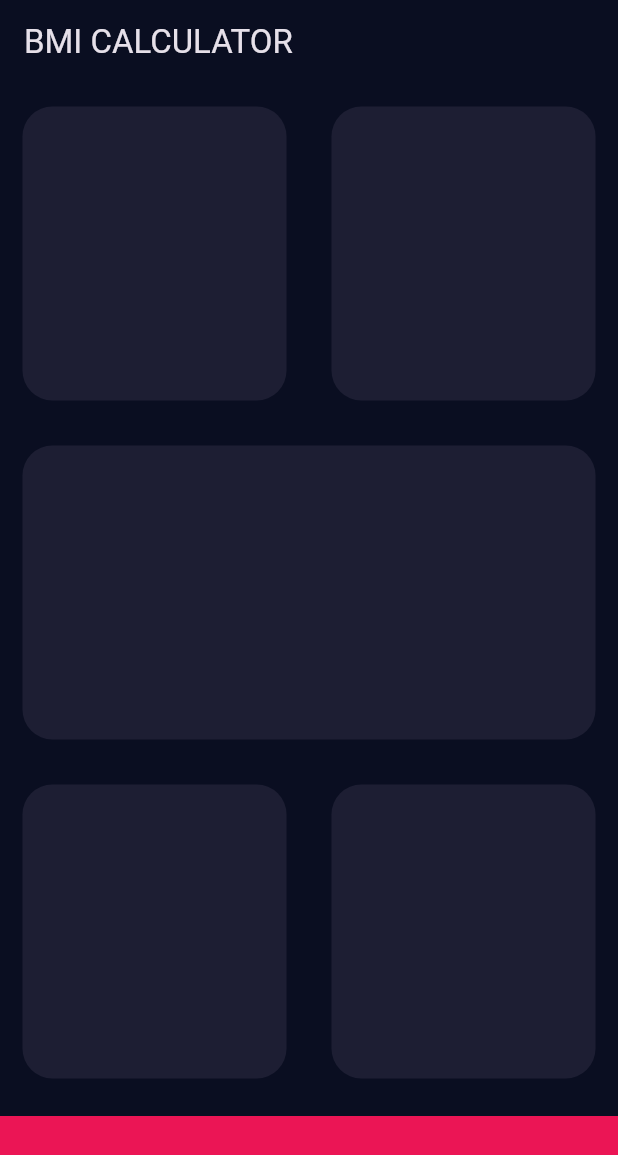
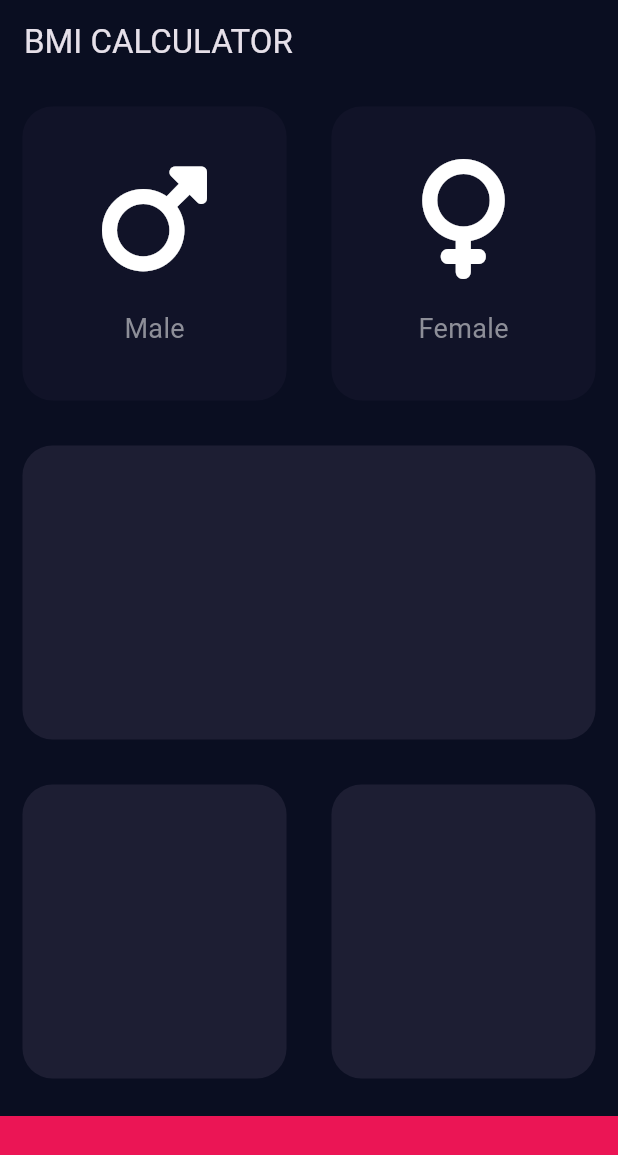
Before and after one commit to Mohamed-Willy/FlutterCourse, a Flutter app: the screen it shows after launch, on a phone screen of 412 x 824 dp. Shown: the top 1155 px of the screen. Run offline on Flutter 3.47's test engine with Material 3 defaults, Android fonts, the phone set to English and light mode, and no system bars; our stand-ins replace audioplayers, font_awesome_flutter; project files that could hold a hidden picture were left out.

Commit message:
Until P12V8

```diff
--- a/bmi_calculator/lib/InputPage.dart
+++ /dev/null
@@ -1,47 +0,0 @@
-import 'CustomCard.dart';
-import 'package:flutter/material.dart';
-
-class InputPage extends StatefulWidget {
-  const InputPage({super.key, required this.title});
-  final String title;
-  @override
-  State<InputPage> createState() => _InputPageState();
-}
-
-class _InputPageState extends State<InputPage> {
-  @override
-  Widget build(BuildContext context) {
-    return Scaffold(
-      appBar: AppBar(
-        title: const Text("BMI CALCULATOR"),
-      ),
-      body: Column(
-        children: [
-          const Expanded(
-            child: Row(
-              children: [
-                CustomCard(),
-                CustomCard(),
-              ],
-            ),
-          ),
-          const CustomCard(),
-          const Expanded(
-            child: Row(
-              children: [
-                CustomCard(),
-                CustomCard(),
-              ],
-            ),
-          ),
-          Container(
-            color: const Color(0xFFeb1555),
-            margin: const EdgeInsets.only(top: 10),
-            width: double.infinity,
-            height: 80.0,
-          )
-        ],
-      ),
-    );
-  }
-}
--- a/bmi_calculator/lib/CustomCard.dart
+++ b/bmi_calculator/lib/custom_card.dart
@@ -1,10 +1,12 @@
 import 'package:flutter/material.dart';
 
-const customCardColor = Color(0xFF1D1E33);
+const activeCardColor = Color(0xFF1D1E33);
+const inActiveCardColor = Color(0xFF111328);
 
 class CustomCard extends StatelessWidget {
-  const CustomCard({super.key, this.color = customCardColor});
+  const CustomCard({super.key, this.cardChild = const Text(""), this.color = activeCardColor});
   final Color color;
+  final Widget cardChild;
   @override
   Widget build(BuildContext context) {
     return Expanded(
@@ -14,6 +16,9 @@ class CustomCard extends StatelessWidget {
           color: color,
           borderRadius: BorderRadius.circular(20),
         ),
+        child: Center(
+          child: cardChild,
+        ),
       ),
     );
   }
--- /dev/null
+++ b/bmi_calculator/lib/gender_card.dart
@@ -0,0 +1,34 @@
+import 'package:flutter/material.dart';
+import 'custom_card.dart';
+
+class GenderCard extends StatelessWidget {
+  const GenderCard({super.key, required this.icon, required this.text, this.color = inActiveCardColor});
+  final IconData icon;
+  final String text;
+  final Color color;
+  @override
+  Widget build(BuildContext context) {
+    return CustomCard(
+      color: color,
+      cardChild: Column(
+        mainAxisAlignment: MainAxisAlignment.center,
+        children: [
+          Icon(
+            icon,
+            size: 80.0,
+          ),
+          const SizedBox(
+            height: 20,
+          ),
+          Text(
+            text,
+            style: const TextStyle(
+              fontSize: 18,
+              color: Color(0xFF8D8E98),
+            ),
+          ),
+        ],
+      ),
+    );
+  }
+}
--- /dev/null
+++ b/bmi_calculator/lib/input_page.dart
@@ -0,0 +1,94 @@
+import 'package:bmi_calculator/gender_card.dart';
+import 'custom_card.dart';
+import 'package:flutter/material.dart';
+import 'package:font_awesome_flutter/font_awesome_flutter.dart';
+
+enum Gender{
+  female,
+  male
+}
+
+class InputPage extends StatefulWidget {
+  const InputPage({super.key, required this.title});
+  final String title;
+  @override
+  State<InputPage> createState() => _InputPageState();
+}
+
+class _InputPageState extends State<InputPage> {
+  Color maleCardColor = inActiveCardColor;
+  Color femaleCardColor = inActiveCardColor;
+
+  void updateColor(Gender gender){
+      if(gender == Gender.male){
+        maleCardColor = activeCardColor;
+        femaleCardColor = inActiveCardColor;
+      }
+      else{
+        maleCardColor = inActiveCardColor;
+        femaleCardColor = activeCardColor;
+      }
+  }
+
+  @override
+  Widget build(BuildContext context) {
+    return Scaffold(
+      appBar: AppBar(
+        title: const Text("BMI CALCULATOR"),
+      ),
+      body: Column(
+        children: [
+          Expanded(
+            child: Row(
+              children: [
+                Expanded(
+                  child: GestureDetector(
+                    onTap: () {
+                      setState(() {
+                        updateColor(Gender.male);
+                      });
+                    },
+                    child: GenderCard(
+                      icon: FontAwesomeIcons.mars,
+                      text: "Male",
+                      color: maleCardColor,
+                    ),
+                  ),
+                ),
+                Expanded(
+                  child: GestureDetector(
+                    onTap: (){
+                      setState(() {
+                        updateColor(Gender.female);
+                      });
+                    },
+                    child: GenderCard(
+                      icon: FontAwesomeIcons.venus,
+                      text: "Female",
+                      color: femaleCardColor,
+                    ),
+                  ),
+                ),
+              ],
+            ),
+          ),
+          const CustomCard(),
+          const Expanded(
+            child: Row(
+              children: [
+                CustomCard(),
+                CustomCard(),
+              ],
+            ),
+          ),
+          Container(
+            color: const Color(0xFFeb1555),
+            margin: const EdgeInsets.only(top: 10),
+            width: double.infinity,
+            height: 80.0,
+          )
+        ],
+      ),
+    );
+  }
+}
--- a/bmi_calculator/lib/main.dart
+++ b/bmi_calculator/lib/main.dart
@@ -1,5 +1,5 @@
 import 'package:flutter/material.dart';
-import 'InputPage.dart';
+import 'input_page.dart';
 
 void main() => runApp(const MyApp());
 
--- a/bmi_calculator/pubspec.yaml
+++ b/bmi_calculator/pubspec.yaml
@@ -35,7 +35,7 @@ dependencies:
   # The following adds the Cupertino Icons font to your application.
   # Use with the CupertinoIcons class for iOS style icons.
   cupertino_icons: ^1.0.2
-
+  font_awesome_flutter: ^10.7.0
 dev_dependencies:
   flutter_test:
     sdk: flutter
```
